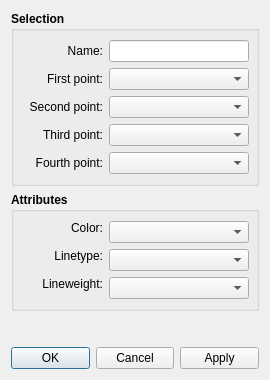
This is src/libs/vtools/dialogs/tools/dialogcubicbezier.ui in FashionFreedom/Seamly2D as Qt 5 draws it before an edit. The edited form follows.
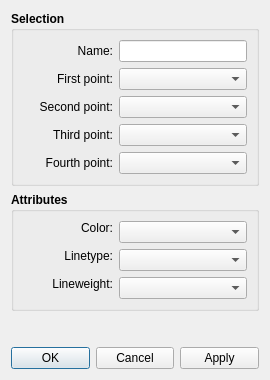
This is the edited form. Icons and pictures are not drawn. Custom widgets are drawn as their Qt base class.

What changed in the file:
```diff
--- a/src/libs/vtools/dialogs/tools/dialogcubicbezier.ui
+++ b/src/libs/vtools/dialogs/tools/dialogcubicbezier.ui
@@ -35,7 +35,6 @@
      <property name="font">
       <font>
        <pointsize>9</pointsize>
-       <weight>75</weight>
        <bold>true</bold>
       </font>
      </property>
@@ -45,17 +44,20 @@
      <layout class="QVBoxLayout" name="verticalLayout">
       <item>
        <layout class="QFormLayout" name="formLayout">
+        <property name="labelAlignment">
+         <set>Qt::AlignRight|Qt::AlignTrailing|Qt::AlignVCenter</set>
+        </property>
         <item row="0" column="0">
          <widget class="QLabel" name="labelName">
           <property name="minimumSize">
            <size>
-            <width>80</width>
+            <width>90</width>
             <height>0</height>
            </size>
           </property>
           <property name="font">
            <font>
-            <weight>50</weight>
+            <pointsize>9</pointsize>
             <bold>false</bold>
            </font>
           </property>
@@ -77,13 +79,13 @@
           </property>
           <property name="minimumSize">
            <size>
-            <width>140</width>
+            <width>80</width>
             <height>0</height>
            </size>
           </property>
           <property name="font">
            <font>
-            <weight>50</weight>
+            <pointsize>9</pointsize>
             <bold>false</bold>
            </font>
           </property>
@@ -96,13 +98,13 @@
          <widget class="QLabel" name="labelFirstPoint">
           <property name="minimumSize">
            <size>
-            <width>80</width>
+            <width>90</width>
             <height>0</height>
            </size>
           </property>
           <property name="font">
            <font>
-            <weight>50</weight>
+            <pointsize>9</pointsize>
             <bold>false</bold>
            </font>
           </property>
@@ -124,13 +126,13 @@
           </property>
           <property name="minimumSize">
            <size>
-            <width>140</width>
+            <width>80</width>
             <height>0</height>
            </size>
           </property>
           <property name="font">
            <font>
-            <weight>50</weight>
+            <pointsize>9</pointsize>
             <bold>false</bold>
            </font>
           </property>
@@ -140,13 +142,13 @@
          <widget class="QLabel" name="labelSecondPoint">
           <property name="minimumSize">
            <size>
-            <width>80</width>
+            <width>90</width>
             <height>0</height>
            </size>
           </property>
           <property name="font">
            <font>
-            <weight>50</weight>
+            <pointsize>9</pointsize>
             <bold>false</bold>
            </font>
           </property>
@@ -168,13 +170,13 @@
           </property>
           <property name="minimumSize">
            <size>
-            <width>140</width>
+            <width>80</width>
             <height>0</height>
            </size>
           </property>
           <property name="font">
            <font>
-            <weight>50</weight>
+            <pointsize>9</pointsize>
             <bold>false</bold>
            </font>
           </property>
@@ -184,13 +186,13 @@
          <widget class="QLabel" name="labelThirdPoint">
           <property name="minimumSize">
            <size>
-            <width>80</width>
+            <width>90</width>
             <height>0</height>
            </size>
           </property>
           <property name="font">
            <font>
-            <weight>50</weight>
+            <pointsize>9</pointsize>
             <bold>false</bold>
            </font>
           </property>
@@ -212,13 +214,13 @@
           </property>
           <property name="minimumSize">
            <size>
-            <width>140</width>
+            <width>80</width>
             <height>0</height>
            </size>
           </property>
           <property name="font">
            <font>
-            <weight>50</weight>
+            <pointsize>9</pointsize>
             <bold>false</bold>
            </font>
           </property>
@@ -228,13 +230,13 @@
          <widget class="QLabel" name="labelForthPoint">
           <property name="minimumSize">
            <size>
-            <width>80</width>
+            <width>90</width>
             <height>0</height>
            </size>
           </property>
           <property name="font">
            <font>
-            <weight>50</weight>
+            <pointsize>9</pointsize>
             <bold>false</bold>
            </font>
           </property>
@@ -256,13 +258,13 @@
           </property>
           <property name="minimumSize">
            <size>
-            <width>140</width>
+            <width>80</width>
             <height>0</height>
            </size>
           </property>
           <property name="font">
            <font>
-            <weight>50</weight>
+            <pointsize>9</pointsize>
             <bold>false</bold>
            </font>
           </property>
@@ -290,7 +292,6 @@
      <property name="font">
       <font>
        <pointsize>9</pointsize>
-       <weight>75</weight>
        <bold>true</bold>
       </font>
      </property>
@@ -300,6 +301,9 @@
      <layout class="QVBoxLayout" name="verticalLayout_4">
       <item>
        <layout class="QFormLayout" name="formLayout_2">
+        <property name="labelAlignment">
+         <set>Qt::AlignRight|Qt::AlignTrailing|Qt::AlignVCenter</set>
+        </property>
         <item row="1" column="0">
          <widget class="QLabel" name="lineType_Label">
           <property name="sizePolicy">
@@ -310,7 +314,7 @@
           </property>
           <property name="minimumSize">
            <size>
-            <width>80</width>
+            <width>90</width>
             <height>0</height>
            </size>
           </property>
@@ -323,7 +327,6 @@
           <property name="font">
            <font>
             <pointsize>9</pointsize>
-            <weight>50</weight>
             <bold>false</bold>
            </font>
           </property>
@@ -345,7 +348,7 @@
           </property>
           <property name="minimumSize">
            <size>
-            <width>140</width>
+            <width>80</width>
             <height>0</height>
            </size>
           </property>
@@ -358,7 +361,6 @@
           <property name="font">
            <font>
             <pointsize>9</pointsize>
-            <weight>50</weight>
             <bold>false</bold>
            </font>
           </property>
@@ -374,7 +376,7 @@
           </property>
           <property name="minimumSize">
            <size>
-            <width>80</width>
+            <width>90</width>
             <height>0</height>
            </size>
           </property>
@@ -387,7 +389,6 @@
           <property name="font">
            <font>
             <pointsize>9</pointsize>
-            <weight>50</weight>
             <bold>false</bold>
            </font>
           </property>
@@ -409,14 +410,13 @@
           </property>
           <property name="minimumSize">
            <size>
-            <width>140</width>
+            <width>80</width>
             <height>0</height>
            </size>
           </property>
           <property name="font">
            <font>
             <pointsize>9</pointsize>
-            <weight>50</weight>
             <bold>false</bold>
            </font>
           </property>
@@ -432,7 +432,7 @@
           </property>
           <property name="minimumSize">
            <size>
-            <width>80</width>
+            <width>90</width>
             <height>0</height>
            </size>
           </property>
@@ -445,7 +445,6 @@
           <property name="font">
            <font>
             <pointsize>9</pointsize>
-            <weight>50</weight>
             <bold>false</bold>
            </font>
           </property>
@@ -467,14 +466,13 @@
           </property>
           <property name="minimumSize">
            <size>
-            <width>140</width>
+            <width>80</width>
             <height>0</height>
            </size>
           </property>
           <property name="font">
            <font>
             <pointsize>9</pointsize>
-            <weight>50</weight>
             <bold>false</bold>
            </font>
           </property>
```
